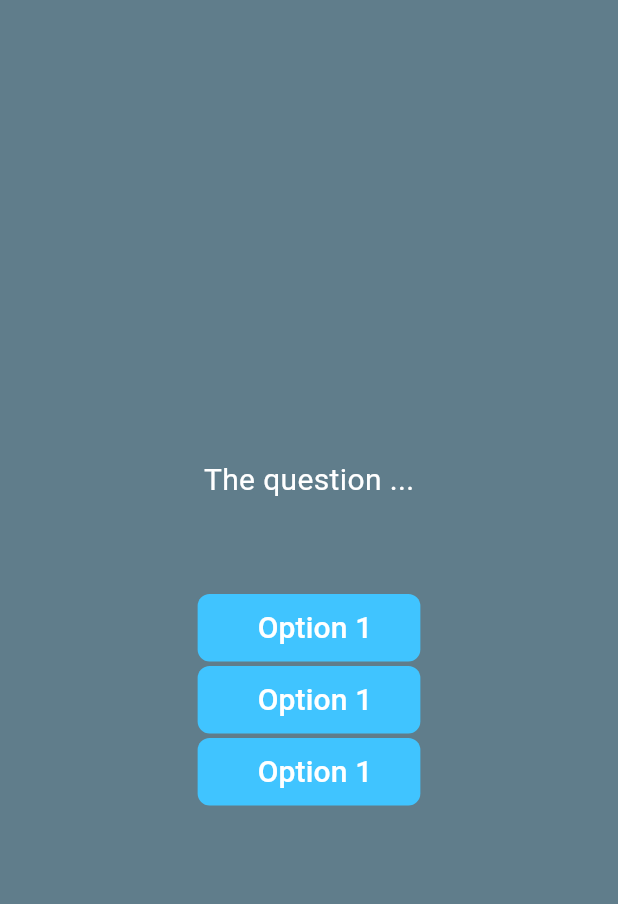
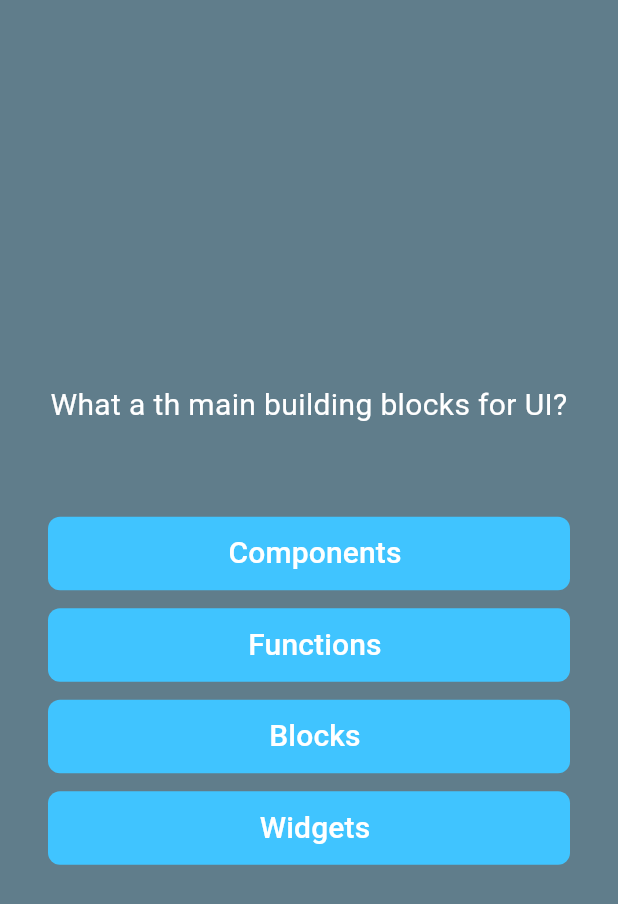
Before and after one commit to alexbibig/quiz_app, a Flutter app: the screen it shows after launch, after a tap on "Start", on a phone screen of 412 x 824 dp. Shown: the top 904 px of the screen. Run offline on Flutter 3.47's test engine with Material 3 defaults, Android fonts, the phone set to English and light mode, and no system bars.

Commit message:
added state to questions screen, shuffle answers

```diff
--- a/lib/button.dart
+++ b/lib/button.dart
@@ -27,7 +27,7 @@ class Button extends StatelessWidget {
     return OutlinedButton.icon(
       onPressed: onPressed,
       style: OutlinedButton.styleFrom(
-        padding: EdgeInsets.symmetric(horizontal: 32, vertical: 8),
+        padding: const EdgeInsets.symmetric(horizontal: 24, vertical: 10),
         backgroundColor: backgroundColor,
         shape: RoundedRectangleBorder(
           borderRadius: BorderRadius.circular(borderRadius),
@@ -45,6 +45,7 @@ class Button extends StatelessWidget {
           fontSize: 20,
           color: labelColor,
         ),
+        textAlign: TextAlign.center,
       ),
     );
   }
--- a/lib/data/questions.dart
+++ b/lib/data/questions.dart
@@ -1,7 +1,7 @@
 import 'package:quiz_app/models/quiz_question.dart';
 
 const questions = [
-  QuizQuestion('What a th main building blocks for UI', [
+  QuizQuestion('What a th main building blocks for UI?', [
     'Widgets',
     'Components',
     'Blocks',
--- a/lib/models/quiz_question.dart
+++ b/lib/models/quiz_question.dart
@@ -3,4 +3,10 @@ class QuizQuestion {
 
   final String text;
   final List<String> answers;
+
+  List<String> getShuffledAnswers() {
+    final shuffledList = List.of(answers);
+    shuffledList.shuffle();
+    return shuffledList;
+  }
 }
--- a/lib/questions_screen.dart
+++ b/lib/questions_screen.dart
@@ -1,5 +1,6 @@
 import 'package:flutter/material.dart';
 import 'package:quiz_app/button.dart';
+import 'package:quiz_app/data/questions.dart';
 
 class QuestionsScreen extends StatefulWidget {
   const QuestionsScreen({super.key});
@@ -9,26 +10,43 @@ class QuestionsScreen extends StatefulWidget {
 }
 
 class _QuestionsScreenState extends State<QuestionsScreen> {
+  var currentIndex = 0;
+
+  void turnQuestion() {
+    setState(() {
+      currentIndex++;
+    });
+  }
+
   @override
   Widget build(BuildContext context) {
+    final currentQuestion = questions[currentIndex];
+
     return SizedBox(
         width: double.infinity,
+        child: Container(
+          padding: const EdgeInsets.symmetric(horizontal: 32),
           child: Column(
             mainAxisAlignment: MainAxisAlignment.center,
+            crossAxisAlignment: CrossAxisAlignment.stretch,
             children: [
-          const Text(
-            'The question ...',
-            style: TextStyle(
+              Text(
+                currentQuestion.text,
+                style: const TextStyle(
                   fontSize: 20,
                   color: Colors.white,
                 ),
+                textAlign: TextAlign.center,
               ),
               const SizedBox(height: 60),
-          Button(onPressed: () {}, label: 'Option 1'),
-          Button(onPressed: () {}, label: 'Option 1'),
-          Button(onPressed: () {}, label: 'Option 1')
+              ...currentQuestion.getShuffledAnswers().map((item) {
+                return Container(
+                  margin: const EdgeInsets.only(bottom: 12),
+                  child: Button(onPressed: turnQuestion, label: item),
+                );
+              }),
             ],
           ),
-    );
+        ));
   }
 }
```
Lines whose indentation alone changed are shown as unchanged.
